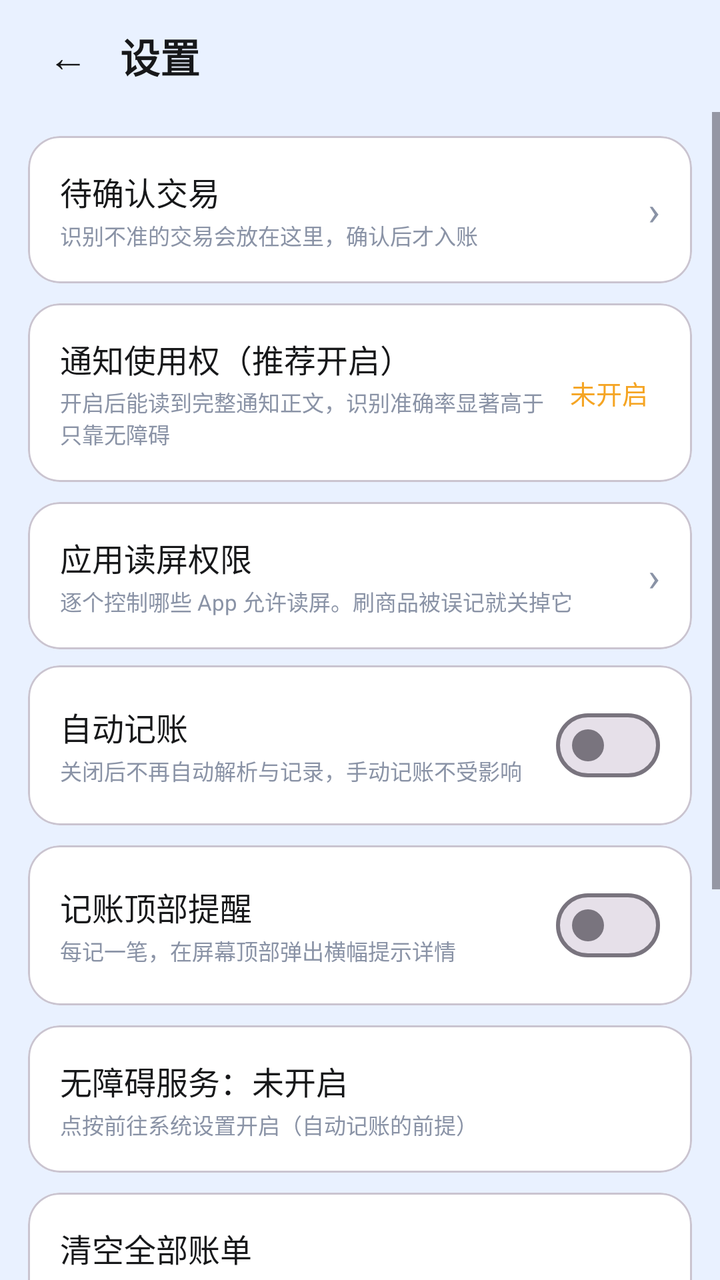
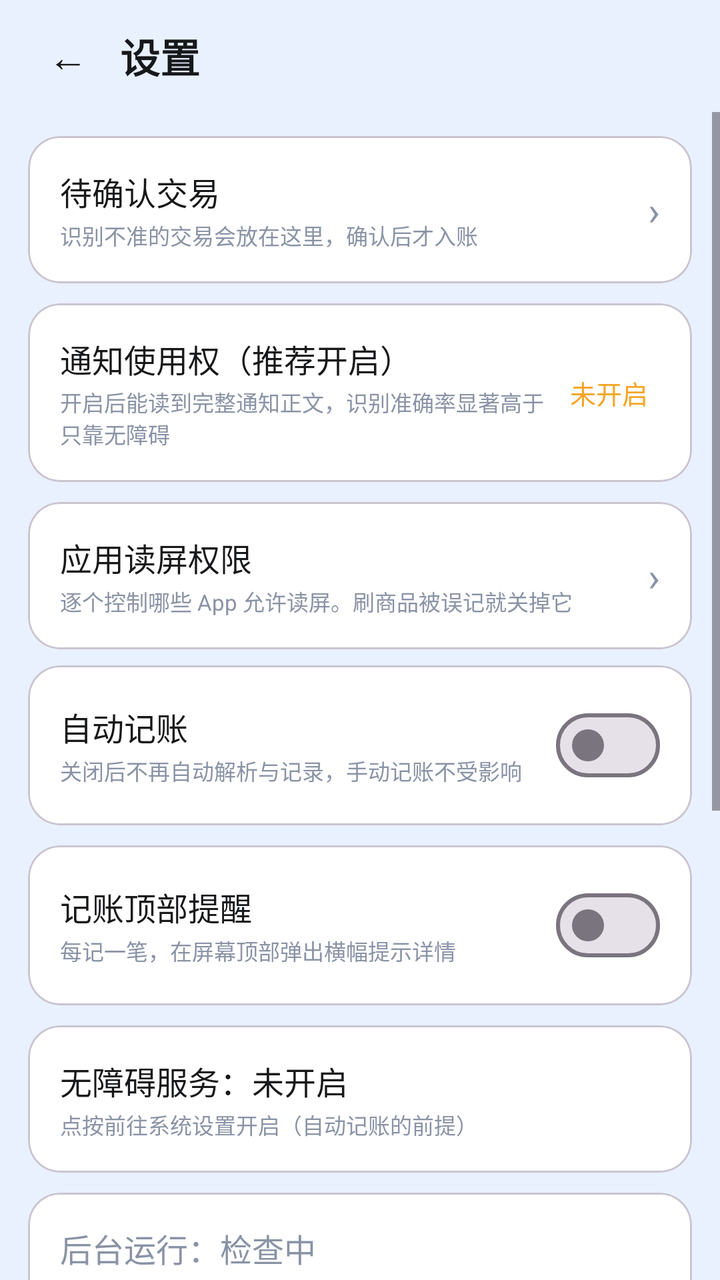

Screens rendered from an Android XML layout before and after an edit, with the pre-edit source and the edit as a unified diff.
<!-- AndroidManifest.xml: activity theme Theme.AutoBill -->
<!-- res/layout/activity_settings.xml -->
<?xml version="1.0" encoding="utf-8"?>
<LinearLayout xmlns:android="http://schemas.android.com/apk/res/android"
    xmlns:app="http://schemas.android.com/apk/res-auto"
    android:layout_width="match_parent"
    android:layout_height="match_parent"
    android:orientation="vertical"
    android:background="@color/bg">

    <LinearLayout
        android:layout_width="match_parent"
        android:layout_height="56dp"
        android:gravity="center_vertical"
        android:orientation="horizontal"
        android:paddingStart="16dp"
        android:paddingEnd="16dp">

        <TextView
            android:id="@+id/btn_back"
            android:layout_width="wrap_content"
            android:layout_height="wrap_content"
            android:padding="8dp"
            android:text="←"
            android:textColor="@color/ink"
            android:textSize="20sp" />

        <TextView
            android:layout_width="wrap_content"
            android:layout_height="wrap_content"
            android:layout_marginStart="8dp"
            android:text="设置"
            android:textColor="@color/ink"
            android:textSize="20sp"
            android:textStyle="bold" />
    </LinearLayout>

    <ScrollView
        android:layout_width="match_parent"
        android:layout_height="match_parent">

        <LinearLayout
            android:layout_width="match_parent"
            android:layout_height="wrap_content"
            android:orientation="vertical"
            android:paddingStart="14dp"
            android:paddingTop="4dp"
            android:paddingEnd="14dp"
            android:paddingBottom="30dp">

            
            <com.google.android.material.card.MaterialCardView
                android:id="@+id/card_pending"
                android:layout_width="match_parent"
                android:layout_height="wrap_content"
                android:layout_marginTop="8dp"
                app:cardBackgroundColor="@color/card"
                app:cardCornerRadius="16dp"
                app:cardElevation="0dp">

                <LinearLayout
                    android:layout_width="match_parent"
                    android:layout_height="wrap_content"
                    android:gravity="center_vertical"
                    android:orientation="horizontal"
                    android:padding="16dp">

                    <LinearLayout
                        android:layout_width="0dp"
                        android:layout_height="wrap_content"
                        android:layout_weight="1"
                        android:orientation="vertical">

                        <TextView
                            android:layout_width="wrap_content"
                            android:layout_height="wrap_content"
                            android:text="待确认交易"
                            android:textColor="@color/ink"
                            android:textSize="16sp" />

                        <TextView
                            android:id="@+id/tv_pending_hint"
                            android:layout_width="wrap_content"
                            android:layout_height="wrap_content"
                            android:layout_marginTop="2dp"
                            android:text="识别不准的交易会放在这里，确认后才入账"
                            android:textColor="@color/ink_sub"
                            android:textSize="11sp" />
                    </LinearLayout>

                    <TextView
                        android:id="@+id/tv_pending_badge"
                        android:layout_width="wrap_content"
                        android:layout_height="wrap_content"
                        android:minWidth="22dp"
                        android:gravity="center"
                        android:paddingStart="7dp"
                        android:paddingEnd="7dp"
                        android:paddingTop="2dp"
                        android:paddingBottom="2dp"
                        android:background="@color/warn"
                        android:text="0"
                        android:textColor="@color/white"
                        android:textSize="12sp"
                        android:visibility="gone" />

                    <TextView
                        android:layout_width="wrap_content"
                        android:layout_height="wrap_content"
                        android:layout_marginStart="8dp"
                        android:text="›"
                        android:textColor="@color/ink_sub"
                        android:textSize="20sp" />
                </LinearLayout>
            </com.google.android.material.card.MaterialCardView>

            
            <com.google.android.material.card.MaterialCardView
                android:id="@+id/card_notif_access"
                android:layout_width="match_parent"
                android:layout_height="wrap_content"
                android:layout_marginTop="10dp"
                app:cardBackgroundColor="@color/card"
                app:cardCornerRadius="16dp"
                app:cardElevation="0dp">

                <LinearLayout
                    android:layout_width="match_parent"
                    android:layout_height="wrap_content"
                    android:gravity="center_vertical"
                    android:orientation="horizontal"
                    android:padding="16dp">

                    <LinearLayout
                        android:layout_width="0dp"
                        android:layout_height="wrap_content"
                        android:layout_weight="1"
                        android:orientation="vertical">

                        <TextView
                            android:layout_width="wrap_content"
                            android:layout_height="wrap_content"
                            android:text="通知使用权（推荐开启）"
                            android:textColor="@color/ink"
                            android:textSize="16sp" />

                        <TextView
                            android:id="@+id/tv_notif_hint"
                            android:layout_width="wrap_content"
                            android:layout_height="wrap_content"
                            android:layout_marginTop="2dp"
                            android:text="开启后能读到完整通知正文，识别准确率显著高于只靠无障碍"
                            android:textColor="@color/ink_sub"
                            android:textSize="11sp" />
                    </LinearLayout>

                    <TextView
                        android:id="@+id/tv_notif_state"
                        android:layout_width="wrap_content"
                        android:layout_height="wrap_content"
                        android:padding="6dp"
                        android:text="未开启"
                        android:textColor="@color/warn"
                        android:textSize="13sp" />
                </LinearLayout>
            </com.google.android.material.card.MaterialCardView>

            
            <com.google.android.material.card.MaterialCardView
                android:id="@+id/card_apps"
                android:layout_width="match_parent"
                android:layout_height="wrap_content"
                android:layout_marginTop="10dp"
                app:cardBackgroundColor="@color/card"
                app:cardCornerRadius="16dp"
                app:cardElevation="0dp">

                <LinearLayout
                    android:layout_width="match_parent"
                    android:layout_height="wrap_content"
                    android:gravity="center_vertical"
                    android:orientation="horizontal"
                    android:padding="16dp">

                    <LinearLayout
                        android:layout_width="0dp"
                        android:layout_height="wrap_content"
                        android:layout_weight="1"
                        android:orientation="vertical">

                        <TextView
                            android:layout_width="wrap_content"
                            android:layout_height="wrap_content"
                            android:text="应用读屏权限"
                            android:textColor="@color/ink"
                            android:textSize="16sp" />

                        <TextView
                            android:id="@+id/tv_apps_hint"
                            android:layout_width="wrap_content"
                            android:layout_height="wrap_content"
                            android:layout_marginTop="2dp"
                            android:text="逐个控制哪些 App 允许读屏。刷商品被误记就关掉它"
                            android:textColor="@color/ink_sub"
                            android:textSize="11sp" />
                    </LinearLayout>

                    <TextView
                        android:layout_width="wrap_content"
                        android:layout_height="wrap_content"
                        android:layout_marginStart="8dp"
                        android:text="›"
                        android:textColor="@color/ink_sub"
                        android:textSize="20sp" />
                </LinearLayout>
            </com.google.android.material.card.MaterialCardView>

            
            <com.google.android.material.card.MaterialCardView
                android:layout_width="match_parent"
                android:layout_height="wrap_content"
                android:layout_marginTop="8dp"
                app:cardBackgroundColor="@color/card"
                app:cardCornerRadius="16dp"
                app:cardElevation="0dp">

                <LinearLayout
                    android:layout_width="match_parent"
                    android:layout_height="wrap_content"
                    android:gravity="center_vertical"
                    android:orientation="horizontal"
                    android:padding="16dp">

                    <LinearLayout
                        android:layout_width="0dp"
                        android:layout_height="wrap_content"
                        android:layout_weight="1"
                        android:orientation="vertical">

                        <TextView
                            android:layout_width="wrap_content"
                            android:layout_height="wrap_content"
                            android:text="自动记账"
                            android:textColor="@color/ink"
                            android:textSize="16sp" />

                        <TextView
                            android:layout_width="wrap_content"
                            android:layout_height="wrap_content"
                            android:layout_marginTop="2dp"
                            android:text="关闭后不再自动解析与记录，手动记账不受影响"
                            android:textColor="@color/ink_sub"
                            android:textSize="11sp" />
                    </LinearLayout>

                    <com.google.android.material.materialswitch.MaterialSwitch
                        android:id="@+id/sw_auto"
                        android:layout_width="wrap_content"
                        android:layout_height="wrap_content" />
                </LinearLayout>
            </com.google.android.material.card.MaterialCardView>

            
            <com.google.android.material.card.MaterialCardView
                android:layout_width="match_parent"
                android:layout_height="wrap_content"
                android:layout_marginTop="10dp"
                app:cardBackgroundColor="@color/card"
                app:cardCornerRadius="16dp"
                app:cardElevation="0dp">

                <LinearLayout
                    android:layout_width="match_parent"
                    android:layout_height="wrap_content"
                    android:gravity="center_vertical"
                    android:orientation="horizontal"
                    android:padding="16dp">

                    <LinearLayout
                        android:layout_width="0dp"
                        android:layout_height="wrap_content"
                        android:layout_weight="1"
                        android:orientation="vertical">

                        <TextView
                            android:layout_width="wrap_content"
                            android:layout_height="wrap_content"
                            android:text="记账顶部提醒"
                            android:textColor="@color/ink"
                            android:textSize="16sp" />

                        <TextView
                            android:layout_width="wrap_content"
                            android:layout_height="wrap_content"
                            android:layout_marginTop="2dp"
                            android:text="每记一笔，在屏幕顶部弹出横幅提示详情"
                            android:textColor="@color/ink_sub"
                            android:textSize="11sp" />
                    </LinearLayout>

                    <com.google.android.material.materialswitch.MaterialSwitch
                        android:id="@+id/sw_notify"
                        android:layout_width="wrap_content"
                        android:layout_height="wrap_content" />
                </LinearLayout>
            </com.google.android.material.card.MaterialCardView>

            
            <com.google.android.material.card.MaterialCardView
                android:id="@+id/card_a11y"
                android:layout_width="match_parent"
                android:layout_height="wrap_content"
                android:layout_marginTop="10dp"
                app:cardBackgroundColor="@color/card"
                app:cardCornerRadius="16dp"
                app:cardElevation="0dp">

                <LinearLayout
                    android:layout_width="match_parent"
                    android:layout_height="wrap_content"
                    android:orientation="vertical"
                    android:padding="16dp">

                    <TextView
                        android:id="@+id/tv_a11y"
                        android:layout_width="wrap_content"
                        android:layout_height="wrap_content"
                        android:text="无障碍服务：未开启"
                        android:textColor="@color/expense"
                        android:textSize="16sp" />

                    <TextView
                        android:layout_width="wrap_content"
                        android:layout_height="wrap_content"
                        android:layout_marginTop="2dp"
                        android:text="点按前往系统设置开启（自动记账的前提）"
                        android:textColor="@color/ink_sub"
                        android:textSize="11sp" />
                </LinearLayout>
            </com.google.android.material.card.MaterialCardView>

            
            <com.google.android.material.card.MaterialCardView
                android:layout_width="match_parent"
                android:layout_height="wrap_content"
                android:layout_marginTop="10dp"
                app:cardBackgroundColor="@color/card"
                app:cardCornerRadius="16dp"
                app:cardElevation="0dp">

                <LinearLayout
                    android:layout_width="match_parent"
                    android:layout_height="wrap_content"
                    android:orientation="vertical"
                    android:padding="16dp">

                    <TextView
                        android:id="@+id/btn_clear"
                        android:layout_width="wrap_content"
                        android:layout_height="wrap_content"
                        android:text="清空全部账单"
                        android:textColor="@color/expense"
                        android:textSize="16sp" />

                    <TextView
                        android:layout_width="wrap_content"
                        android:layout_height="wrap_content"
                        android:layout_marginTop="2dp"
                        android:text="删除本机所有账目记录，不可恢复"
                        android:textColor="@color/ink_sub"
                        android:textSize="11sp" />
                </LinearLayout>
            </com.google.android.material.card.MaterialCardView>

            
            <com.google.android.material.card.MaterialCardView
                android:id="@+id/card_update"
                android:layout_width="match_parent"
                android:layout_height="wrap_content"
                android:layout_marginTop="10dp"
                app:cardBackgroundColor="@color/card"
                app:cardCornerRadius="16dp"
                app:cardElevation="0dp">

                <LinearLayout
                    android:layout_width="match_parent"
                    android:layout_height="wrap_content"
                    android:orientation="vertical"
                    android:padding="16dp">

                    <TextView
                        android:layout_width="wrap_content"
                        android:layout_height="wrap_content"
                        android:text="检查更新"
                        android:textColor="@color/ink"
                        android:textSize="16sp" />

                    <TextView
                        android:id="@+id/tv_update_sub"
                        android:layout_width="match_parent"
                        android:layout_height="wrap_content"
                        android:layout_marginTop="2dp"
                        android:text="配置更新地址后可在线升级，支持局域网 http"
                        android:textColor="@color/ink_sub"
                        android:textSize="11sp" />
                </LinearLayout>
            </com.google.android.material.card.MaterialCardView>

            
            <com.google.android.material.card.MaterialCardView
                android:layout_width="match_parent"
                android:layout_height="wrap_content"
                android:layout_marginTop="10dp"
                app:cardBackgroundColor="@color/card"
                app:cardCornerRadius="16dp"
                app:cardElevation="0dp">

                <LinearLayout
                    android:layout_width="match_parent"
                    android:layout_height="wrap_content"
                    android:orientation="vertical"
                    android:padding="16dp">

                    <TextView
                        android:layout_width="wrap_content"
                        android:layout_height="wrap_content"
                        android:text="关于"
                        android:textColor="@color/ink"
                        android:textSize="16sp" />

                    <TextView
                        android:id="@+id/tv_about"
                        android:layout_width="match_parent"
                        android:layout_height="wrap_content"
                        android:layout_marginTop="6dp"
                        android:lineSpacingExtra="3dp"
                        android:text="自动记账 v1.4\n所有数据仅存本机 SQLite，不联网、不上传；截图识别（OCR）亦为本地推理。无障碍权限仅用于读取支付相关通知与页面文字。"
                        android:textColor="@color/ink_sub"
                        android:textSize="12sp" />
                </LinearLayout>
            </com.google.android.material.card.MaterialCardView>

        </LinearLayout>
    </ScrollView>
</LinearLayout>
<!-- resources referenced by this layout -->
<resources>
  <color name="bg">#E9F1FF</color>
  <color name="card">#FFFFFF</color>
  <color name="expense">#17181A</color>
  <color name="ink">#17181A</color>
  <color name="ink_sub">#8A93A6</color>
  <color name="warn">#F5A524</color>
  <color name="white">#FFFFFF</color>
  <style name="Theme.AutoBill" parent="Theme.Material3.DayNight.NoActionBar">
          <item name="colorPrimary">@color/brand_orange</item>
          <item name="colorOnPrimary">@color/white</item>
          <item name="colorPrimaryContainer">@color/brand_orange_container</item>
          <item name="colorOnPrimaryContainer">@color/brand_orange_dark</item>
          <item name="colorSecondary">@color/brand_teal</item>
          <item name="android:statusBarColor">@color/bg</item>
          <item name="android:navigationBarColor">@color/bg</item>
          <item name="android:windowLightStatusBar">true</item>
          <item name="android:windowBackground">@color/bg</item>
      </style>
  <color name="brand_orange">#FF6900</color>
  <color name="brand_orange_container">#FFF1E5</color>
  <color name="brand_orange_dark">#B34A00</color>
  <color name="brand_teal">#00A383</color>
</resources>

<!-- the commit's change to res/layout/activity_settings.xml (unified diff, before → after) -->
@@ -339,6 +339,40 @@
 
             
             <com.google.android.material.card.MaterialCardView
+                android:id="@+id/card_background"
+                android:layout_width="match_parent"
+                android:layout_height="wrap_content"
+                android:layout_marginTop="10dp"
+                app:cardBackgroundColor="@color/card"
+                app:cardCornerRadius="16dp"
+                app:cardElevation="0dp">
+
+                <LinearLayout
+                    android:layout_width="match_parent"
+                    android:layout_height="wrap_content"
+                    android:orientation="vertical"
+                    android:padding="16dp">
+
+                    <TextView
+                        android:id="@+id/tv_background"
+                        android:layout_width="wrap_content"
+                        android:layout_height="wrap_content"
+                        android:text="后台运行：检查中"
+                        android:textColor="@color/ink_sub"
+                        android:textSize="16sp" />
+
+                    <TextView
+                        android:layout_width="wrap_content"
+                        android:layout_height="wrap_content"
+                        android:layout_marginTop="2dp"
+                        android:text="点按设置自启动与省电策略（重启后不记账，多半是这两项被系统拦了）"
+                        android:textColor="@color/ink_sub"
+                        android:textSize="11sp" />
+                </LinearLayout>
+            </com.google.android.material.card.MaterialCardView>
+
+            
+            <com.google.android.material.card.MaterialCardView
                 android:layout_width="match_parent"
                 android:layout_height="wrap_content"
                 android:layout_marginTop="10dp"
